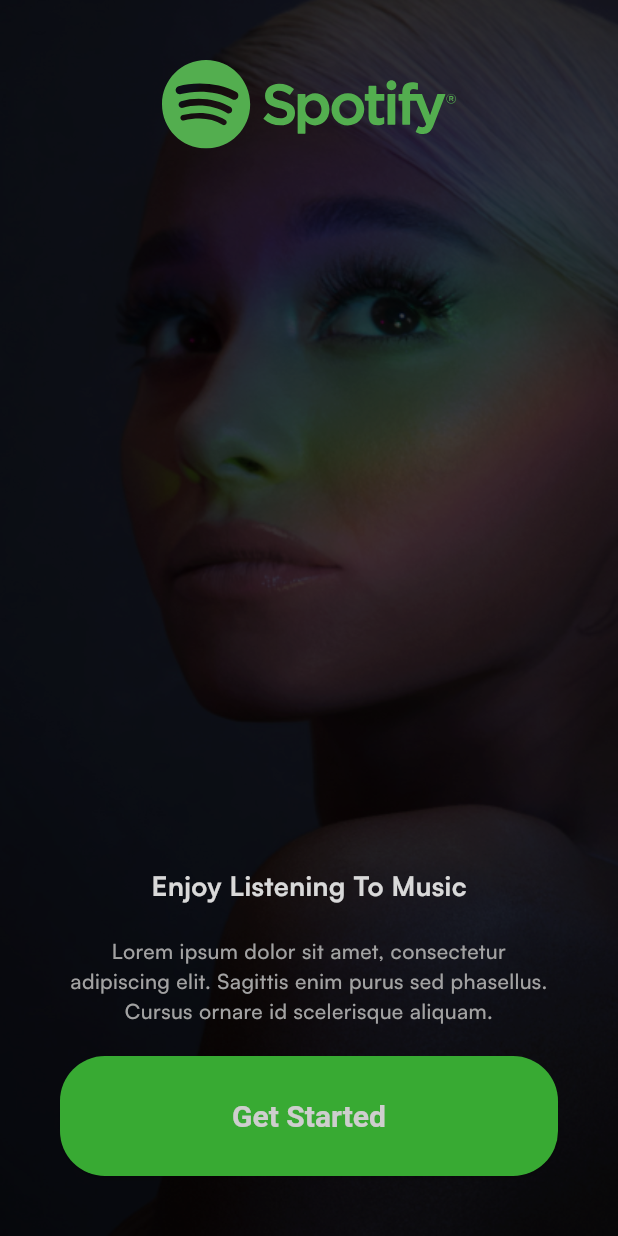
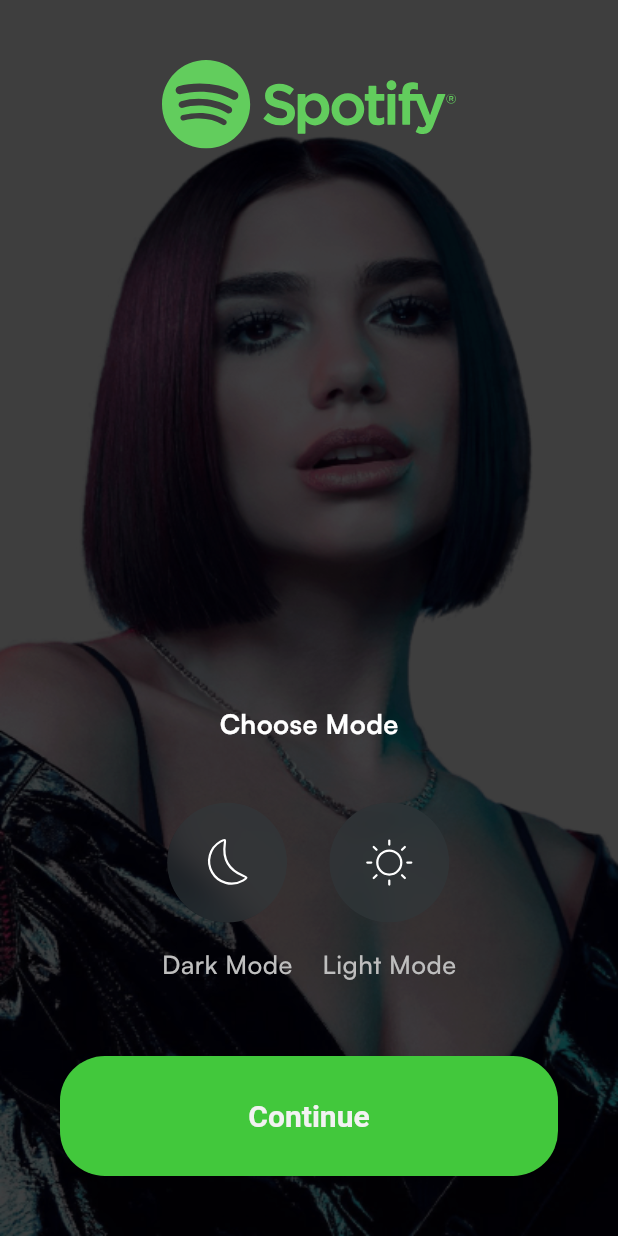
Before and after one commit to GrimsAlphaDev/flutter_spotify_clone, a Flutter app: the screen it shows after launch, after a tap on "Get Started", on a phone screen of 412 x 824 dp. Run offline on Flutter 3.47's test engine with Material 3 defaults, Android fonts, the phone set to English and light mode, and no system bars; our stand-ins replace flutter_svg.

Commit message:
choose mode page

```diff
--- a/lib/core/configs/assets/app_images.dart
+++ b/lib/core/configs/assets/app_images.dart
@@ -2,4 +2,5 @@
   static const String basePath = 'assets/images/';
 
   static const String introBg = '${basePath}intro_bg.png';
+  static const String chooseModeBg = '${basePath}choose_mode_bg.png';
 }
--- a/lib/core/configs/assets/app_vector.dart
+++ b/lib/core/configs/assets/app_vector.dart
@@ -4,4 +4,6 @@
   static const String format = '.svg';
 
   static const String logo = '${basePath}spotify_logo$format';
+  static const String sun = '${basePath}Sun_1$format';
+  static const String moon = '${basePath}Moon$format';
 }
--- /dev/null
+++ b/lib/presentation/choose_mode/pages/choose_mode.dart
@@ -0,0 +1,143 @@
+import 'dart:ui';
+
+import 'package:flutter/material.dart';
+import 'package:flutter_spotify_clone/common/widgets/button/basic_app_button.dart';
+import 'package:flutter_spotify_clone/core/configs/assets/app_images.dart';
+import 'package:flutter_spotify_clone/core/configs/assets/app_vector.dart';
+import 'package:flutter_spotify_clone/core/configs/theme/app_colors.dart';
+import 'package:flutter_svg/svg.dart';
+
+class ChooseModePage extends StatelessWidget {
+  const ChooseModePage({super.key});
+
+  @override
+  Widget build(BuildContext context) {
+    return Scaffold(
+      body: Stack(
+        children: [
+          Container(
+            padding: const EdgeInsets.symmetric(vertical: 40, horizontal: 40),
+            decoration: const BoxDecoration(
+              image: DecorationImage(
+                fit: BoxFit.fill,
+                image: AssetImage(AppImages.chooseModeBg),
+              ),
+            ),
+          ),
+          Container(
+            color: Colors.black.withOpacity(0.15),
+          ),
+          Padding(
+            padding: const EdgeInsets.symmetric(vertical: 40, horizontal: 40),
+            child: Column(
+              children: [
+                Align(
+                  alignment: Alignment.topCenter,
+                  child: SvgPicture.asset(
+                    AppVector.logo,
+                  ),
+                ),
+                const Spacer(),
+                const Text(
+                  'Choose Mode',
+                  style: TextStyle(
+                      fontWeight: FontWeight.bold,
+                      color: Colors.white,
+                      fontSize: 18),
+                ),
+                const SizedBox(
+                  height: 40,
+                ),
+                Row(
+                  mainAxisAlignment: MainAxisAlignment.center,
+                  children: [
+                    Column(
+                      children: [
+                        ClipOval(
+                          child: BackdropFilter(
+                            filter: ImageFilter.blur(sigmaX: 10, sigmaY: 10),
+                            child: Container(
+                              height: 80,
+                              width: 80,
+                              decoration: BoxDecoration(
+                                color: const Color(0xff30393C).withOpacity(0.5),
+                                shape: BoxShape.circle,
+                              ),
+                              child: SvgPicture.asset(
+                                AppVector.moon,
+                                fit: BoxFit.none,
+                              ),
+                            ),
+                          ),
+                        ),
+                        const SizedBox(
+                          height: 15,
+                        ),
+                        const Text(
+                          'Dark Mode',
+                          style: TextStyle(
+                            fontWeight: FontWeight.w500,
+                            fontSize: 17,
+                            color: AppColors.grey,
+                          ),
+                        )
+                      ],
+                    ),
+                    const SizedBox(
+                      width: 20,
+                    ),
+                    Column(
+                      children: [
+                        ClipOval(
+                          child: BackdropFilter(
+                            filter: ImageFilter.blur(sigmaX: 10, sigmaY: 10),
+                            child: Container(
+                              height: 80,
+                              width: 80,
+                              decoration: BoxDecoration(
+                                color: const Color(0xff30393C).withOpacity(0.5),
+                                shape: BoxShape.circle,
+                              ),
+                              child: SvgPicture.asset(
+                                AppVector.sun,
+                                fit: BoxFit.none,
+                              ),
+                            ),
+                          ),
+                        ),
+                        const SizedBox(
+                          height: 15,
+                        ),
+                        const Text(
+                          'Light Mode',
+                          style: TextStyle(
+                            fontWeight: FontWeight.w500,
+                            fontSize: 17,
+                            color: AppColors.grey,
+                          ),
+                        ),
+                      ],
+                    ),
+                  ],
+                ),
+                const SizedBox(
+                  height: 50,
+                ),
+                BasicAppButton(
+                  onPressed: () {
+                    Navigator.push(
+                        context,
+                        MaterialPageRoute(
+                            builder: (BuildContext context) =>
+                                const ChooseModePage()));
+                  },
+                  title: 'Continue',
+                )
+              ],
+            ),
+          ),
+        ],
+      ),
+    );
+  }
+}
--- a/lib/presentation/intro/pages/get_started.dart
+++ b/lib/presentation/intro/pages/get_started.dart
@@ -3,6 +3,7 @@
 import 'package:flutter_spotify_clone/core/configs/assets/app_images.dart';
 import 'package:flutter_spotify_clone/core/configs/assets/app_vector.dart';
 import 'package:flutter_spotify_clone/core/configs/theme/app_colors.dart';
+import 'package:flutter_spotify_clone/presentation/choose_mode/pages/choose_mode.dart';
 import 'package:flutter_svg/flutter_svg.dart';
 
 class GetStartedPage extends StatelessWidget {
@@ -21,6 +22,12 @@
                 image: AssetImage(AppImages.introBg),
               ),
             ),
+          ),
+          Container(
+            color: Colors.black.withOpacity(0.15),
+          ),
+          Padding(
+            padding: const EdgeInsets.symmetric(vertical: 40, horizontal: 40),
             child: Column(
               children: [
                 Align(
@@ -53,15 +60,18 @@
                   height: 20,
                 ),
                 BasicAppButton(
-                  onPressed: () {},
+                  onPressed: () {
+                    Navigator.push(
+                        context,
+                        MaterialPageRoute(
+                            builder: (BuildContext context) =>
+                                const ChooseModePage()));
+                  },
                   title: 'Get Started',
                 )
               ],
             ),
           ),
-          Container(
-            color: Colors.black.withOpacity(0.15),
-          )
         ],
       ),
     );
--- a/lib/presentation/splash/pages/splash.dart
+++ b/lib/presentation/splash/pages/splash.dart
@@ -29,6 +29,7 @@
   Future<void> redirect() async {
     await Future.delayed(const Duration(seconds: 2));
     Navigator.pushReplacement(
+      // ignore: use_build_context_synchronously
       context,
       MaterialPageRoute(
         builder: (BuildContext context) => const GetStartedPage(),
```
Also changed, not shown: assets/images/choose_mode_bg.png (added), assets/vectors/Moon.svg (added), assets/vectors/Sun_1.svg (added).
